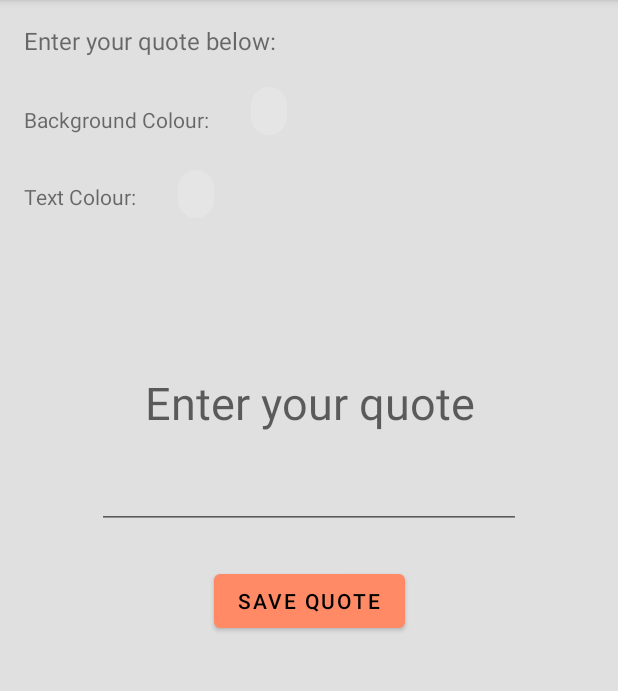
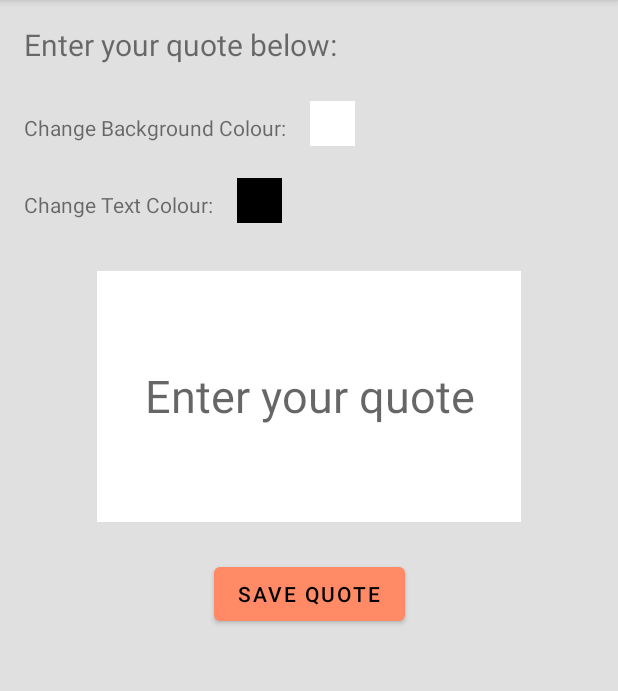
Before and after one commit to cek333/Quote_Catalog_Android_Kotlin_Edition, an Android app: the CreateFragment screen opened through its navigation route, on a phone screen of 412 x 824 dp, the part 84-775 px from its top. Run offline under Robolectric (Android 15) with nearby library versions, the phone set to English and light mode, and no system bars; our stand-ins replace data binding.

Commit message:
implemented txt/background colour picking (but selected colours not persistent)

```diff
--- a/app/build.gradle
+++ b/app/build.gradle
@@ -15,6 +15,7 @@ android {
         versionName "1.0"
 
         testInstrumentationRunner "androidx.test.runner.AndroidJUnitRunner"
+        vectorDrawables.useSupportLibrary = true
     }
 
     buildTypes {
--- /dev/null
+++ b/app/src/main/java/com/example/android/quote_catalog/Util.kt
@@ -0,0 +1,4 @@
+package com.example.android.quote_catalog
+
+const val DEFAULT_BG_COLOR = -1 // white
+const val DEFAULT_TXT_COLOR = -16777216 // black
--- a/app/src/main/java/com/example/android/quote_catalog/create/CreateFragment.kt
+++ b/app/src/main/java/com/example/android/quote_catalog/create/CreateFragment.kt
@@ -1,30 +1,67 @@
 package com.example.android.quote_catalog.create
 
 import android.os.Bundle
+import android.util.Log
 import android.view.LayoutInflater
 import android.view.View
 import android.view.ViewGroup
+import androidx.core.os.bundleOf
+import androidx.databinding.DataBindingUtil
 import androidx.fragment.app.Fragment
+import androidx.navigation.fragment.findNavController
+import com.example.android.quote_catalog.DEFAULT_BG_COLOR
+import com.example.android.quote_catalog.DEFAULT_TXT_COLOR
 import com.example.android.quote_catalog.R
+import com.example.android.quote_catalog.databinding.FragmentCreateBinding
 
-/**
- * A simple [Fragment] subclass as the second destination in the navigation.
- */
 class CreateFragment : Fragment() {
+
+  private lateinit var binding: FragmentCreateBinding
 
   override fun onCreateView(
     inflater: LayoutInflater, container: ViewGroup?,
     savedInstanceState: Bundle?
   ): View? {
     // Inflate the layout for this fragment
-    return inflater.inflate(R.layout.fragment_create, container, false)
+    binding = DataBindingUtil.inflate<FragmentCreateBinding>(inflater,
+      R.layout.fragment_create, container, false)
+
+    return binding.root
   }
 
   override fun onViewCreated(view: View, savedInstanceState: Bundle?) {
     super.onViewCreated(view, savedInstanceState)
 
-//    view.findViewById<Button>(R.id.create_save).setOnClickListener {
-//      findNavController().navigate(R.id.action_SecondFragment_to_FirstFragment)
-//    }
+    val currentBgColor = arguments?.getString("SelectedBgColor")?.toInt() ?: DEFAULT_BG_COLOR
+    // Apply color to button
+    binding.createBgColorSelect.setBackgroundColor(currentBgColor)
+
+    val currentTxtColor = arguments?.getString("SelectedTxtColor")?.toInt() ?: DEFAULT_TXT_COLOR
+    // Apply color to button
+    binding.createTxtColorSelect.setBackgroundColor(currentTxtColor)
+
+    binding.apply {
+      Log.i("CreateFragment", "bg color:${currentBgColor.toString()}")
+      Log.i("CreateFragment", "txt color:${currentTxtColor.toString()}")
+      // Configure colours for quote box
+      currentBgColor?.let { quoteText.setBackgroundColor(it) }
+      currentTxtColor?.let { quoteText.setTextColor(it) }
+
+      // Attach listener to Save button
+      createSave.setOnClickListener {
+        Log.i("CreateFragment", "quote:${quoteText.text.toString()}")
+      }
+
+      // Attach listeners to colour pickers
+      createBgColorSelect.setOnClickListener {
+        val bundle = bundleOf("CurrentBgColor" to currentBgColor.toString())
+        findNavController().navigate(R.id.action_CreateFragment_to_BgColorFragment, bundle)
+      }
+
+      createTxtColorSelect.setOnClickListener {
+        val bundle = bundleOf("CurrentTxtColor" to currentTxtColor.toString())
+        findNavController().navigate(R.id.action_CreateFragment_to_TxtColorFragment, bundle)
+      }
+    }
   }
 }
--- /dev/null
+++ b/app/src/main/res/drawable/ic_transparent_box.xml
@@ -0,0 +1,17 @@
+<vector xmlns:android="http://schemas.android.com/apk/res/android"
+    android:width="30dp"
+    android:height="30dp"
+    android:viewportWidth="30"
+    android:viewportHeight="30">
+  <group>
+    <clip-path
+        android:pathData="m0,0l30,0l0,30l-30,0l0,-30z"/>
+    <path
+        android:pathData="m0,0l30,0l0,30l-30,0z"
+        android:fillColor="#000000"
+        android:fillAlpha="0"
+        android:fillType="evenOdd"
+        android:strokeColor="#00000000"
+        android:strokeLineCap="square"/>
+  </group>
+</vector>
--- a/app/src/main/res/layout/fragment_bg_color.xml
+++ b/app/src/main/res/layout/fragment_bg_color.xml
@@ -22,12 +22,15 @@
             android:textSize="@dimen/titleTextSize" />
 
         <com.google.android.material.chip.ChipGroup
+            android:id="@+id/bg_colors"
             android:layout_width="match_parent"
             android:layout_height="match_parent"
             android:layout_marginTop="@dimen/selectMarginTop"
             android:paddingStart="@dimen/generalMarginStart"
             app:chipSpacingHorizontal="@dimen/chipSpacingHorizontal"
-            app:chipSpacingVertical="@dimen/chipSpacingVertical">
+            app:chipSpacingVertical="@dimen/chipSpacingVertical"
+            app:selectionRequired="true"
+            app:singleSelection="true">
 
             <com.google.android.material.chip.Chip
                 android:id="@+id/red_100"
--- a/app/src/main/res/layout/fragment_create.xml
+++ b/app/src/main/res/layout/fragment_create.xml
@@ -1,8 +1,8 @@
 <?xml version="1.0" encoding="utf-8"?>
-<layout>
-    <androidx.constraintlayout.widget.ConstraintLayout xmlns:android="http://schemas.android.com/apk/res/android"
-        xmlns:app="http://schemas.android.com/apk/res-auto"
-        xmlns:tools="http://schemas.android.com/tools"
+<layout xmlns:android="http://schemas.android.com/apk/res/android"
+    xmlns:app="http://schemas.android.com/apk/res-auto"
+    xmlns:tools="http://schemas.android.com/tools">
+    <androidx.constraintlayout.widget.ConstraintLayout
         android:layout_width="match_parent"
         android:layout_height="match_parent"
         android:background="@color/grey_300"
@@ -20,42 +20,48 @@
             app:layout_constraintTop_toTopOf="parent" />
 
         <TextView
-            android:id="@+id/create_bg_colour"
+            android:id="@+id/create_bg_color"
             android:layout_width="wrap_content"
             android:layout_height="wrap_content"
             android:layout_marginStart="16dp"
             android:layout_marginTop="32dp"
-            android:text="@string/create_bg_colour"
+            android:text="@string/create_bg_color"
             app:layout_constraintStart_toStartOf="parent"
             app:layout_constraintTop_toBottomOf="@+id/create_intro" />
 
-        <com.google.android.material.chip.Chip
-            android:id="@+id/create_bg_colour_select"
+        <ImageButton
+            android:id="@+id/create_bg_color_select"
             android:layout_width="wrap_content"
             android:layout_height="wrap_content"
             android:layout_marginStart="16dp"
-            android:layout_marginTop="12dp"
-            app:layout_constraintStart_toEndOf="@+id/create_bg_colour"
-            app:layout_constraintTop_toBottomOf="@+id/create_intro" />
+            android:layout_marginTop="24dp"
+            android:background="@color/white"
+            android:contentDescription="@string/create_bg_color"
+            app:layout_constraintStart_toEndOf="@+id/create_bg_color"
+            app:layout_constraintTop_toBottomOf="@+id/create_intro"
+            app:srcCompat="@drawable/ic_transparent_box" />
 
         <TextView
-            android:id="@+id/create_txt_colour"
+            android:id="@+id/create_txt_color"
             android:layout_width="wrap_content"
             android:layout_height="wrap_content"
             android:layout_marginStart="16dp"
             android:layout_marginTop="32dp"
-            android:text="@string/create_txt_colour"
+            android:text="@string/create_txt_color"
             app:layout_constraintStart_toStartOf="parent"
-            app:layout_constraintTop_toBottomOf="@+id/create_bg_colour" />
+            app:layout_constraintTop_toBottomOf="@+id/create_bg_color" />
 
-        <com.google.android.material.chip.Chip
-            android:id="@+id/create_txt_colour_select"
+        <ImageButton
+            android:id="@+id/create_txt_color_select"
             android:layout_width="wrap_content"
             android:layout_height="wrap_content"
             android:layout_marginStart="16dp"
-            android:layout_marginTop="16dp"
-            app:layout_constraintStart_toEndOf="@+id/create_txt_colour"
-            app:layout_constraintTop_toBottomOf="@+id/create_bg_colour" />
+            android:layout_marginTop="24dp"
+            android:background="@color/black"
+            android:contentDescription="@string/create_txt_color"
+            app:layout_constraintStart_toEndOf="@+id/create_txt_color"
+            app:layout_constraintTop_toBottomOf="@+id/create_bg_color"
+            app:srcCompat="@drawable/ic_transparent_box" />
 
         <EditText
             android:id="@+id/quote_text"
@@ -71,7 +77,7 @@
             android:textSize="@dimen/quoteTextSize"
             app:layout_constraintEnd_toEndOf="parent"
             app:layout_constraintStart_toStartOf="parent"
-            app:layout_constraintTop_toBottomOf="@+id/create_txt_colour_select" />
+            app:layout_constraintTop_toBottomOf="@+id/create_txt_color_select" />
 
         <Button
             android:id="@+id/create_save"
--- a/app/src/main/res/navigation/nav_graph.xml
+++ b/app/src/main/res/navigation/nav_graph.xml
@@ -19,5 +19,30 @@
         android:id="@+id/CreateFragment"
         android:name="com.example.android.quote_catalog.create.CreateFragment"
         android:label="@string/create_fragment_label"
-        tools:layout="@layout/fragment_create"/>
+        tools:layout="@layout/fragment_create">
+        <action
+            android:id="@+id/action_CreateFragment_to_BgColorFragment"
+            app:destination="@id/BgColorFragment" />
+        <action
+            android:id="@+id/action_CreateFragment_to_TxtColorFragment"
+            app:destination="@id/TxtColorFragment" />
+    </fragment>
+    <fragment
+        android:id="@+id/BgColorFragment"
+        android:name="com.example.android.quote_catalog.create.BgColorFragment"
+        android:label="BgColorFragment"
+        tools:layout="@layout/fragment_bg_color" >
+        <action
+            android:id="@+id/action_BgColorFragment_to_CreateFragment"
+            app:destination="@id/CreateFragment" />
+    </fragment>
+    <fragment
+        android:id="@+id/TxtColorFragment"
+        android:name="com.example.android.quote_catalog.create.TxtColorFragment"
+        android:label="TxtColorFragment"
+        tools:layout="@layout/fragment_txt_color" >
+        <action
+            android:id="@+id/action_TxtColorFragment_to_CreateFragment"
+            app:destination="@id/CreateFragment" />
+    </fragment>
 </navigation>
--- a/app/src/main/res/values/colors.xml
+++ b/app/src/main/res/values/colors.xml
@@ -32,9 +32,9 @@
     <color name="blue_900">#0D47A1</color>
     <color name="cyan_900">#006064</color>
     <color name="green_900">#1B5E20</color>
-    <color name="yellow_A200">#FFFF00</color>
+    <color name="amber_A700">#FFAB00</color>
     <color name="blue_grey_900">#263238</color>
     <color name="orange_900">#E65100</color>
-    <color name="brown_900">#3E2723</color>
+    <color name="brown_600">#6D4C41</color>
     <color name="grey_300">#E0E0E0</color>
 </resources>
--- a/app/src/main/res/values/dimens.xml
+++ b/app/src/main/res/values/dimens.xml
@@ -1,9 +1,8 @@
 <resources>
-    <dimen name="fab_margin">16dp</dimen>
     <dimen name="selectMarginTop">16dp</dimen>
     <dimen name="generalMarginStart">16dp</dimen>
     <dimen name="generalMarginEnd">16dp</dimen>
-    <dimen name="titleTextSize">16sp</dimen>
+    <dimen name="titleTextSize">20sp</dimen>
     <dimen name="chipSpacingHorizontal">36dp</dimen>
     <dimen name="chipSpacingVertical">36dp</dimen>
     <dimen name="quoteTextSize">30sp</dimen>
--- a/app/src/main/res/values/strings.xml
+++ b/app/src/main/res/values/strings.xml
@@ -7,14 +7,14 @@
     <string name="bg_select_text">Please select a background colour:</string>
     <string name="color_select_text">Please select  the text colour:</string>
     <string name="create_intro">Enter your quote below:</string>
-    <string name="create_bg_colour">Background Colour:</string>
-    <string name="create_txt_colour">Text Colour:</string>
+    <string name="create_bg_color">Change Background Colour:</string>
+    <string name="create_txt_color">Change Text Colour:</string>
     <string name="create_hint">Enter your quote</string>
     <string name="create_save">Save Quote</string>
     <!-- Strings used for fragments for navigation -->
     <string name="browse_fragment_label">Browse Quotes</string>
     <string name="create_fragment_label">Create Quote</string>
-    <string name="browse_intro">Browse Quotes, Search Quotes, and\nAdd (+) Quotes</string>
+    <string name="browse_intro">Browse Quotes, Search Quotes,\nand Add (+) Quotes</string>
     <string name="browse_search_hint">Search Quotes</string>
     <string name="browse_btn_search">Search</string>
     <string name="browse_btn_clear">Clear</string>
```
Also changed, not shown: app/src/main/java/com/example/android/quote_catalog/create/BgColorFragment.kt (+36 -40 lines), app/src/main/java/com/example/android/quote_catalog/create/TxtColorFragment.kt (+37 -40 lines), app/src/main/res/layout/fragment_txt_color.xml (+8 -5 lines).
